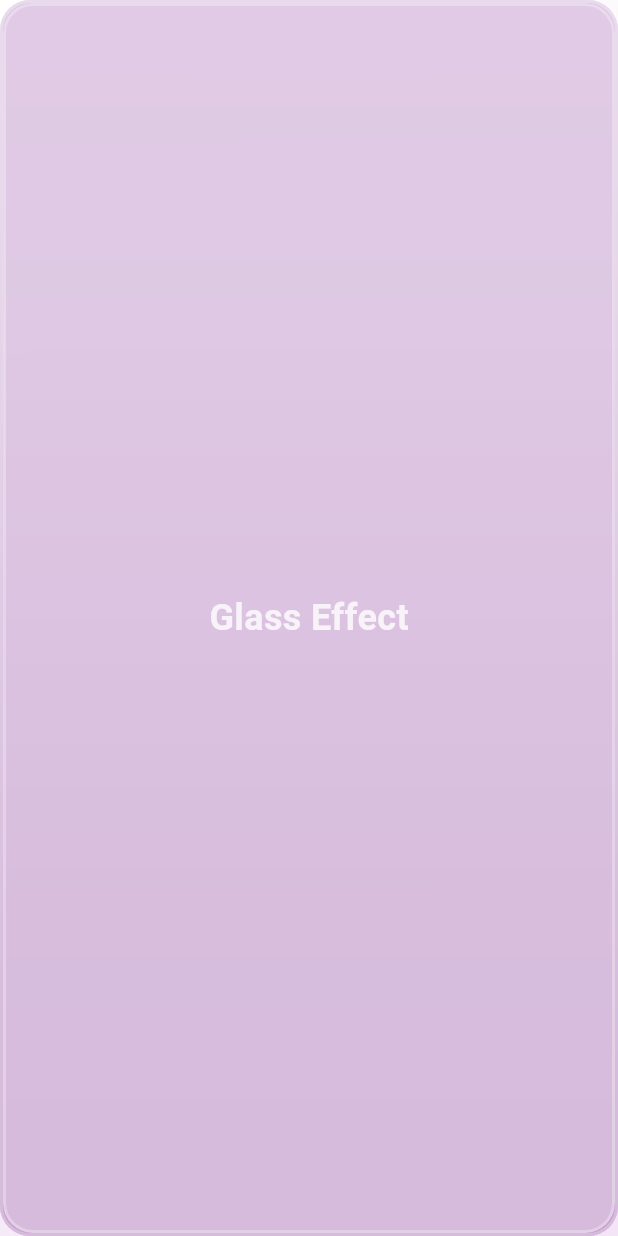
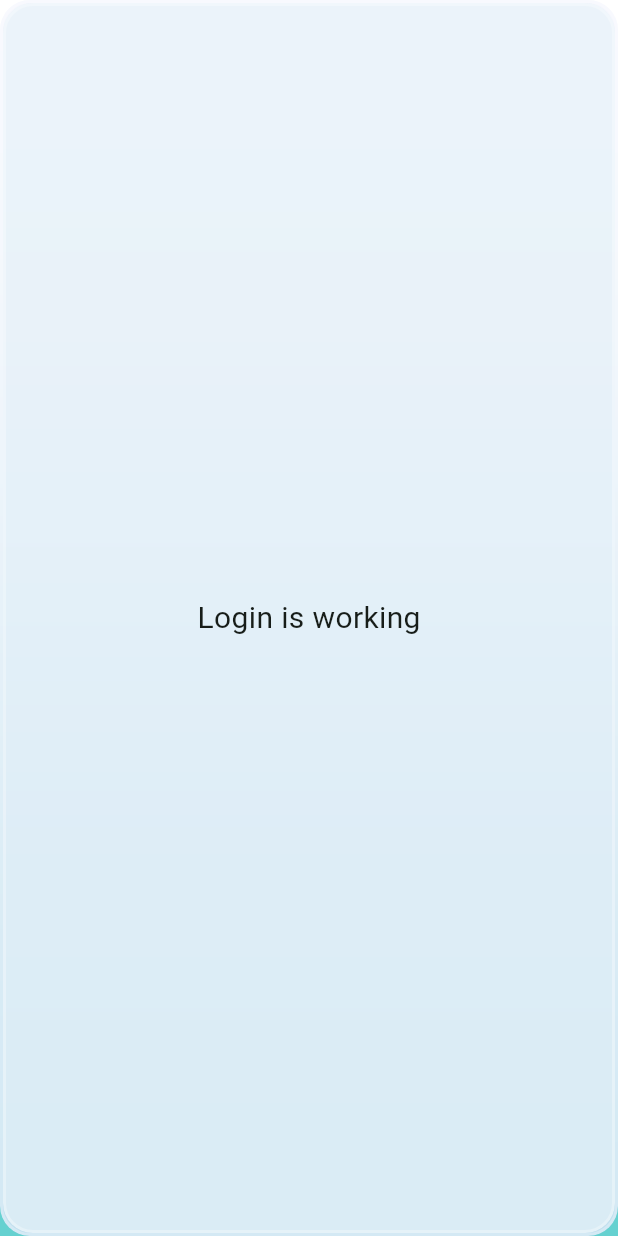
Before and after one commit to msilvamolina/flutter_estrellas, a Flutter app: the screen it shows after launch, on a phone screen of 412 x 824 dp. Run offline on Flutter 3.47's test engine with Material 3 defaults, Android fonts, the phone set to English and light mode, and no system bars; our stand-ins replace get.

Commit message:
auth layout done

```diff
--- /dev/null
+++ b/lib/app/components/layouts/auth_layout.dart
@@ -0,0 +1,167 @@
+import 'dart:async';
+import 'dart:ui';
+
+import 'package:flutter/material.dart';
+
+class AuthLayout extends StatefulWidget {
+  const AuthLayout({
+    required this.child,
+    super.key,
+  });
+  final Widget child;
+
+  @override
+  _AuthLayoutState createState() => _AuthLayoutState();
+}
+
+class _AuthLayoutState extends State<AuthLayout> {
+  double _circle1TopInitial = -100;
+  double _circle1TopFinal = 80;
+
+  double _circle1LeftInitial = -50;
+  double _circle1LeftFinal = 100;
+
+  double _circle2TopInitial = 20;
+  double _circle2TopFinal = 100;
+
+  double _circle2LeftInitial = -50;
+  double _circle2LeftFinal = 100;
+
+  late double _circle1Top;
+  late double _circle1Left;
+
+  late double _circle2Left;
+  late double _circle2Top;
+
+  bool initialPosition = true;
+
+  @override
+  void initState() {
+    super.initState();
+    _circle1Top = _circle1TopInitial;
+    _circle1Left = _circle1LeftInitial;
+
+    _circle2Top = _circle2TopInitial;
+    _circle2Left = _circle2LeftInitial;
+
+    Timer.periodic(const Duration(seconds: 10), (timer) {
+      setState(() {
+        _circle1Top = _circle1Top == _circle1TopInitial
+            ? _circle1TopFinal
+            : _circle1TopInitial;
+        _circle1Left = _circle1Left == _circle1LeftInitial
+            ? _circle1LeftFinal
+            : _circle1LeftInitial;
+        _circle2Top = _circle2Top == _circle2TopInitial
+            ? _circle2TopFinal
+            : _circle2TopInitial;
+        _circle2Left = _circle2Left == _circle2LeftInitial
+            ? _circle2LeftFinal
+            : _circle2LeftInitial;
+      });
+    });
+  }
+
+  @override
+  Widget build(BuildContext context) {
+    double screenWidth = MediaQuery.of(context).size.width;
+    double screenHeight = MediaQuery.of(context).size.height;
+    double verticalHalf = screenHeight * 0.7;
+    bool isMobile = screenWidth < 480;
+    return Scaffold(
+      body: Stack(
+        children: [
+          Container(
+            decoration: BoxDecoration(
+              gradient: LinearGradient(
+                colors: [
+                  Colors.white,
+                  Colors.white,
+                ],
+                begin: Alignment.topLeft,
+                end: Alignment.bottomRight,
+              ),
+            ),
+          ),
+          // Círculo 1 animado
+          AnimatedPositioned(
+            duration: Duration(seconds: 30),
+            top: _circle1Top + verticalHalf,
+            right: _circle1Left,
+            child: _buildCircle(500, Color(0xFF9747FF).withOpacity(0.5)),
+          ),
+          // Círculo 2 animado
+          AnimatedPositioned(
+            duration: Duration(seconds: 40),
+            top: _circle2Top + verticalHalf,
+            left: _circle2Left,
+            child: _buildCircle(600, Color(0xFF00FFA2).withOpacity(0.5)),
+          ),
+          Container(
+            width: double.infinity, // Escalar para pantalla
+            height: double.infinity, // Escalar para pantalla
+            child: ClipRRect(
+              borderRadius: BorderRadius.circular(20),
+              child: BackdropFilter(
+                filter:
+                    ImageFilter.blur(sigmaX: 5000, sigmaY: 5000), // Desenfoque
+                child: Container(
+                  decoration: BoxDecoration(
+                    color: Colors.white
+                        .withOpacity(0.2), // Fondo semi-transparente
+                    borderRadius:
+                        BorderRadius.circular(20), // Bordes redondeados
+                    border: Border.all(
+                      width: 2,
+                      color: Colors.white
+                          .withOpacity(0.3), // Borde semi-transparente
+                    ),
+                  ),
+                  child: Center(
+                    child: Container(
+                      margin: EdgeInsets.all(isMobile ? 0 : 60),
+
+                      width: double.infinity, // Escalar para pantalla
+                      height: double.infinity, // Escalar para pantalla
+                      constraints: BoxConstraints(maxWidth: 480),
+                      child: ClipRRect(
+                        borderRadius: BorderRadius.circular(20),
+                        child: BackdropFilter(
+                          filter: ImageFilter.blur(sigmaX: 5000, sigmaY: 5000),
+                          child: Container(
+                            decoration: BoxDecoration(
+                              color: Colors.white.withOpacity(0.2),
+                              borderRadius: BorderRadius.circular(20),
+                              border: Border.all(
+                                width: 2,
+                                color: Colors.white.withOpacity(
+                                    0.3), // Borde semi-transparente
+                              ),
+                            ),
+                            child: widget.child,
+                          ),
+                        ),
+                      ),
+                    ),
+                  ),
+                ),
+              ),
+            ),
+          ),
+        ],
+      ),
+    );
+  }
+
+  // Función para construir un círculo
+  Widget _buildCircle(double size, Color color) {
+    return Container(
+      width: size,
+      height: size,
+      decoration: BoxDecoration(
+        color: color,
+        shape: BoxShape.circle,
+      ),
+    );
+  }
+}
--- a/lib/app/modules/login/views/login_view.dart
+++ b/lib/app/modules/login/views/login_view.dart
@@ -1,145 +1,20 @@
-import 'dart:async';
-import 'dart:ui';
-
 import 'package:flutter/material.dart';
+import 'package:flutter_estrellas/app/components/layouts/auth_layout.dart';
 
 import 'package:get/get.dart';
 
 import '../controllers/login_controller.dart';
 
-class LoginView extends StatefulWidget {
-  @override
-  _AnimatedBackgroundState createState() => _AnimatedBackgroundState();
-}
-
-class _AnimatedBackgroundState extends State<LoginView> {
-  // Posiciones iniciales de los círculos
-  double _circle1Top = 50;
-  double _circle1Left = 100;
-  double _circle2Top = 0;
-  double _circle2Left = -500;
-
-  @override
-  void initState() {
-    super.initState();
-    // Mover los círculos cada 3 segundos
-    Timer.periodic(Duration(seconds: 10), (timer) {
-      setState(() {
-        // Cambiar posiciones aleatoriamente para la animación
-        _circle1Top = _circle1Top == 20 ? 150 : 20;
-        _circle1Left = _circle1Left == 100 ? 200 : 100;
-        _circle2Top = _circle2Top == 20 ? 100 : 20;
-        _circle2Left = _circle2Left == -500 ? 0 : -500;
-      });
-    });
-  }
-
+class LoginView extends GetView<LoginController> {
+  const LoginView({super.key});
   @override
   Widget build(BuildContext context) {
-    double screenWidth = MediaQuery.of(context).size.width;
-    bool isMobile = screenWidth < 480;
-    return Scaffold(
-      body: Stack(
-        children: [
-          Container(
-            decoration: BoxDecoration(
-              gradient: LinearGradient(
-                colors: [Colors.white, Colors.purple.shade50],
-                begin: Alignment.topLeft,
-                end: Alignment.bottomRight,
-              ),
-            ),
-          ),
-          // Círculo 1 animado
-          AnimatedPositioned(
-            duration: Duration(seconds: 30),
-            bottom: _circle1Top,
-            left: _circle1Left,
-            child: _buildCircle(500, Colors.purple),
-          ),
-          // Círculo 2 animado
-          AnimatedPositioned(
-            duration: Duration(seconds: 40),
-            bottom: _circle2Top,
-            left: _circle2Left,
-            child: _buildCircle(600, Colors.green),
-          ),
-          Container(
-            width: double.infinity, // Escalar para pantalla
-            height: double.infinity, // Escalar para pantalla
-            child: ClipRRect(
-              borderRadius: BorderRadius.circular(20),
-              child: BackdropFilter(
-                filter:
-                    ImageFilter.blur(sigmaX: 5000, sigmaY: 5000), // Desenfoque
-                child: Container(
-                  decoration: BoxDecoration(
-                    color: Colors.white
-                        .withOpacity(0.2), // Fondo semi-transparente
-                    borderRadius:
-                        BorderRadius.circular(20), // Bordes redondeados
-                    border: Border.all(
-                      width: 2,
-                      color: Colors.white
-                          .withOpacity(0.3), // Borde semi-transparente
-                    ),
-                  ),
-                  child: Center(
-                    child: Container(
-                      margin: EdgeInsets.all(isMobile ? 0 : 60),
-
-                      width: double.infinity, // Escalar para pantalla
-                      height: double.infinity, // Escalar para pantalla
-                      constraints: BoxConstraints(maxWidth: 480),
-                      child: ClipRRect(
-                        borderRadius: BorderRadius.circular(20),
-                        child: BackdropFilter(
-                          filter: ImageFilter.blur(
-                              sigmaX: 5000, sigmaY: 5000), // Desenfoque
-                          child: Container(
-                            decoration: BoxDecoration(
-                              color: Colors.white
-                                  .withOpacity(0.2), // Fondo semi-transparente
-                              borderRadius: BorderRadius.circular(
-                                  20), // Bordes redondeados
-                              border: Border.all(
-                                width: 2,
-                                color: Colors.white.withOpacity(
-                                    0.3), // Borde semi-transparente
-                              ),
-                            ),
-                            child: Center(
-                              child: Text(
-                                'Glass Effect',
-                                style: TextStyle(
-                                  color: Colors.white.withOpacity(0.8),
-                                  fontSize: 24,
-                                  fontWeight: FontWeight.bold,
-                                ),
-                              ),
-                            ),
-                          ),
-                        ),
-                      ),
-                    ),
-                  ),
-                ),
-              ),
-            ),
-          ),
-        ],
-      ),
-    );
-  }
-
-  // Función para construir un círculo
-  Widget _buildCircle(double size, Color color) {
-    return Container(
-      width: size,
-      height: size,
-      decoration: BoxDecoration(
-        color: color,
-        shape: BoxShape.circle,
+    return AuthLayout(
+      child: const Center(
+        child: Text(
+          'Login is working',
+          style: TextStyle(fontSize: 20),
+        ),
       ),
     );
   }
--- a/lib/main.dart
+++ b/lib/main.dart
@@ -8,6 +8,7 @@ void main() {
       title: "Estrellas",
       locale: const Locale('es'),
       fallbackLocale: const Locale('es'),
+      debugShowCheckedModeBanner: false,
       theme: ThemeData(
         colorScheme: ColorScheme.fromSeed(
           seedColor: Colors.greenAccent,
```
